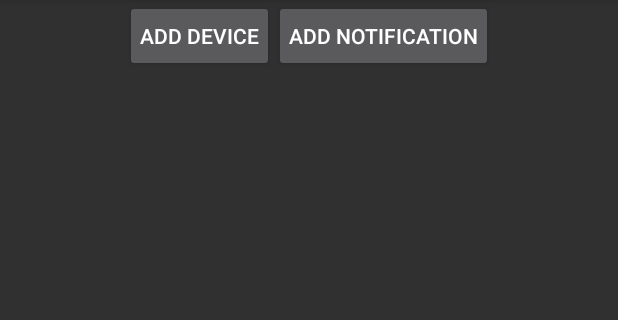
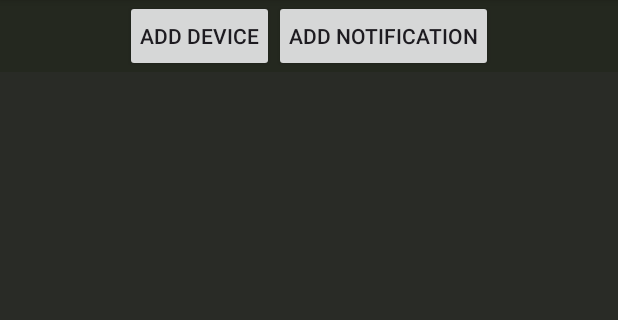
Before and after one commit to m10090/nearify, an Android app built with Jetpack Compose: the screen it shows after launch (ActionNotification), after a tap on "Go To Notification", on a phone screen of 412 x 824 dp, the part 84-404 px from its top. Run offline under Robolectric (Android 15) with nearby library versions, the phone set to English and light mode, and no system bars; our stand-ins replace FlexboxLayout, Room's generated code.

Commit message:
impl: notification system

```diff
--- a/app/src/main/AndroidManifest.xml
+++ b/app/src/main/AndroidManifest.xml
@@ -8,6 +8,8 @@
     <uses-permission android:name="android.permission.ACCESS_COARSE_LOCATION" />
     <uses-permission android:name="android.permission.BLUETOOTH_SCAN" />
     <uses-permission android:name="android.permission.BLUETOOTH_CONNECT" />
+    <uses-permission android:name="android.permission.BLUETOOTH_ADVERTISE" />
+    <uses-permission android:name="android.permission.BLUETOOTH_ADVERTISE" />
     <uses-permission android:name="android.permission.POST_NOTIFICATIONS" />
 
     <uses-feature
@@ -33,7 +35,7 @@
             android:exported="false" />
         <activity
             android:name=".ui.view.AddDevice"
-            android:exported="true"
+            android:exported="false"
             android:theme="@style/Theme.Nearify">
             <intent-filter>
                 <action android:name="android.intent.action.MAIN" />
--- a/app/src/main/java/com/example/nearify/MainActivity.kt
+++ b/app/src/main/java/com/example/nearify/MainActivity.kt
@@ -1,15 +1,16 @@
 package com.example.nearify
 
+import android.app.NotificationManager
+import android.bluetooth.BluetoothAdapter
+import android.bluetooth.BluetoothSocket
+import android.content.Context
 import android.content.Intent
 import android.os.Bundle
-import android.widget.Button
+import android.util.Log
 import androidx.activity.ComponentActivity
 import androidx.activity.compose.setContent
 import androidx.activity.enableEdgeToEdge
-import androidx.compose.foundation.Image
-import androidx.compose.foundation.background
 import androidx.compose.foundation.layout.*
-import androidx.compose.foundation.shape.CircleShape
 import androidx.compose.material.icons.Icons
 import androidx.compose.material.icons.filled.DevicesOther
 import androidx.compose.material.icons.filled.Notifications
@@ -18,13 +19,12 @@ import androidx.compose.material3.*
 import androidx.compose.runtime.Composable
 import androidx.compose.ui.Alignment
 import androidx.compose.ui.Modifier
-import androidx.compose.ui.draw.clip
 import androidx.compose.ui.graphics.Color
 import androidx.compose.ui.platform.LocalContext
-import androidx.compose.ui.res.painterResource
 import androidx.compose.ui.text.style.TextAlign
 import androidx.compose.ui.tooling.preview.Preview
 import androidx.compose.ui.unit.dp
+import androidx.core.app.NotificationCompat
 import androidx.room.Room
 import com.example.nearify.data.local.AppDatabase
 import com.example.nearify.data.model.Device
@@ -34,12 +34,12 @@ import com.example.nearify.ui.view.AddDeviceList
 import com.example.nearify.ui.view.SavedDevicesActivity
 import kotlinx.coroutines.Dispatchers
 import kotlinx.coroutines.GlobalScope
+import kotlinx.coroutines.delay
 import kotlinx.coroutines.launch
+import java.io.IOException
 
 
-
-
-val db : AppDatabase by lazy {
+val db: AppDatabase by lazy(LazyThreadSafetyMode.SYNCHRONIZED) {
     _db_intial
 }
 lateinit var _db_intial: AppDatabase
@@ -55,13 +55,17 @@ class MainActivity : ComponentActivity() {
         enableEdgeToEdge()
         GlobalScope.launch(Dispatchers.IO) {
 
-            _db_intial = Room.databaseBuilder(applicationContext, AppDatabase::class.java, "nearify-db")
-                .build()
+            _db_intial =
+                Room.databaseBuilder(applicationContext, AppDatabase::class.java, "nearify-db")
+                    .build()
 
             if (db.deviceDao().getAllDevices.isEmpty()) {
                 db.deviceDao().insert(Device("AA:BB:CC:DD:EE:FF", "Cgmoreda"))
             }
 
+        }
+        GlobalScope.launch {
+            connect()
         }
         setContent {
             NearifyTheme {
@@ -73,17 +77,92 @@ class MainActivity : ComponentActivity() {
         }
     }
 
+    @Suppress("DEPRECATION", "MissingPermission")
+    private suspend fun connect() {
+        delay(2000)
+        val enableBtIntent = Intent(BluetoothAdapter.ACTION_REQUEST_ENABLE)
+        startActivityForResult(enableBtIntent, 1)
+        val bluetoothAdapter = BluetoothAdapter.getDefaultAdapter()
+
+        val pairedDevices = bluetoothAdapter.bondedDevices
+        val devices = db.deviceDao().getAllDevices
+        val to_delete = mutableSetOf<String>()
+        devices.forEach { device ->
+            if(pairedDevices.none {
+                it.address == device.bluetoothMac
+            }){
+                to_delete.add(device.bluetoothMac)
+            }
+        }
+        db.deviceDao().deleteDevices(to_delete)
+        val newInRange = mutableSetOf<String>()
+        for (device in pairedDevices) {
+            val deviceAddress = device.address
+            if (devices.none {
+                    it.bluetoothMac == deviceAddress
+                }) continue
+            // Use deviceName and deviceAddress to identify the paired device
+            lateinit var bluetoothSocket: BluetoothSocket
+            val uuid = device.uuids[0].uuid // UUID of the device’s service
+
+            try {
+                bluetoothSocket = device.createRfcommSocketToServiceRecord(uuid)
+                bluetoothSocket.connect()
+                // Now you are connected, you can start communicating with the device
+                newInRange.add(deviceAddress)
+            } catch (e: IOException) {
+                e.printStackTrace()
+            }
+        }
+        val newOutOfRange = setOf(*devices.map {
+            it.bluetoothMac
+        }.toTypedArray()) - newInRange;
+        val oldInRange = db.deviceDao().getInRangeDevices.map { it.device.bluetoothMac }
+        val oldOutOfRange = db.deviceDao().getOutOfRangeDevices.map { it.device.bluetoothMac }
+        val notification = mutableListOf<String>()
+        oldInRange.forEach { device ->
+            if (newOutOfRange.contains(device)) {
+                db.deviceDao().updateDevice(device, false)
+                notification.addAll(db.actionDao().getLeaveActions(device).map {
+                    it.message
+                })
+            }
+        }
+        oldOutOfRange.forEach { device ->
+            if(newInRange.contains(device)) {
+                db.deviceDao().updateDevice(device, false)
+                notification.addAll(db.actionDao().getEnterActions(device).map {
+                    it.message
+                })
+            }
+        }
+        val channelId = "notification_channel"
+        val notificationBuilder = NotificationCompat.Builder(this, channelId)
+            .setSmallIcon(R.drawable.ic_launcher_foreground) // Use an appropriate notification icon
+            .setContentTitle("Somebody is here or isn't")
+            .setPriority(NotificationCompat.PRIORITY_DEFAULT)
+            .setAutoCancel(true)
+
+// Assuming 'notification' is a list of messages
+        val notificationManager = getSystemService(Context.NOTIFICATION_SERVICE) as NotificationManager
+        notification.forEachIndexed { index, message ->
+            notificationBuilder.setContentText(message)
+            val notificationId = index + 1
+            notificationManager.notify(notificationId, notificationBuilder.build())
+        }
+
+    }
 }
 
 @Composable
-fun MainScreen(modifier: Modifier = Modifier) {
+private fun MainScreen(modifier: Modifier = Modifier) {
     Column(modifier = modifier) {
         ButtonsColumn()
     }
 }
 
+@Preview
 @Composable
-@Preview
 fun previewMainScreen() {
     NearifyTheme {
         Scaffold(
@@ -96,10 +175,11 @@ fun previewMainScreen() {
 }
 
 @Composable
-fun ButtonsColumn() {
+private fun ButtonsColumn() {
     Column(
         modifier = Modifier
-            .padding(16.dp).padding(vertical = 200.dp),
+            .padding(16.dp)
+            .padding(vertical = 200.dp),
         verticalArrangement = Arrangement.SpaceEvenly,
         horizontalAlignment = Alignment.CenterHorizontally
     ) {
@@ -112,15 +192,13 @@ fun ButtonsColumn() {
 }
 
 
-
 @Composable
-fun GoToNotification() {
+private fun GoToNotification() {
     val context = LocalContext.current
     Button(
         modifier = Modifier
             .fillMaxWidth()
-            .height(100.dp)
-            , // Added horizontal padding
+            .height(100.dp), // Added horizontal padding
         onClick = {
             val intent = Intent(context, ActionNotification::class.java)
             context.startActivity(intent)
@@ -149,13 +227,12 @@ fun GoToNotification() {
 }
 
 @Composable
-fun GoToAddDevicesList() {
+private fun GoToAddDevicesList() {
     val context = LocalContext.current
     Button(
         modifier = Modifier
             .fillMaxWidth()
-            .height(100.dp)
-            , // Added horizontal padding
+            .height(100.dp), // Added horizontal padding
         onClick = {
             val intent = Intent(context, AddDeviceList::class.java)
             context.startActivity(intent)
@@ -184,13 +261,12 @@ fun GoToAddDevicesList() {
 }
 
 @Composable
-fun GoToSavedDevicesList() {
+private fun GoToSavedDevicesList() {
     val context = LocalContext.current
     Button(
         modifier = Modifier
             .fillMaxWidth()
-            .height(100.dp)
-            , // Added horizontal padding
+            .height(100.dp), // Added horizontal padding
         onClick = {
             val intent = Intent(context, SavedDevicesActivity::class.java)
             context.startActivity(intent)
--- a/app/src/main/java/com/example/nearify/data/dao/ActionDao.kt
+++ b/app/src/main/java/com/example/nearify/data/dao/ActionDao.kt
@@ -20,10 +20,15 @@ interface ActionDao {
     @Query(
         """
         SELECT * FROM `action`
-        WHERE device_id = :deviceId
+        WHERE device_id = :bluetoothMac
         """
     )
-    fun getActions(deviceId: Int): List<Action>
+    fun getActions(bluetoothMac: String): List<Action>
+
+    @Query("SELECT * FROM `action` WHERE device_id = :bluetoothMac AND action_leave ")
+    fun getLeaveActions(bluetoothMac: String): List<Action>
+    @Query("SELECT * FROM `action` WHERE device_id = :bluetoothMac AND action_sight ")
+    fun getEnterActions(bluetoothMac: String): List<Action>
 
     @Delete
     fun deleteAction(action: Action)
@@ -49,6 +54,6 @@ interface ActionDao {
     fun updateAction(action: Action)
 
     @Update
-    fun updateActions(vararg `actions`: Action)
+    fun updateActions(vararg actions: Action)
 
 }
--- a/app/src/main/java/com/example/nearify/data/dao/DeviceDao.kt
+++ b/app/src/main/java/com/example/nearify/data/dao/DeviceDao.kt
@@ -21,6 +21,8 @@ interface DeviceDao {
     @Query("Delete from device where bluetooth_mac = :bluetoothMac")
     fun deleteDevice(bluetoothMac: String)
 
+    @Query("Delete from device where bluetooth_mac in (:bluetoothMacs)")
+    fun deleteDevices(bluetoothMacs: Set<String>)
     @Delete
     fun deleteDevice(device: Device)
 
@@ -33,11 +35,11 @@ interface DeviceDao {
     @Update
     fun updateDevice(device: Device)
 
-    @get:Query("SELECT * FROM device where in_range")
+    @get:Query("SELECT * FROM device where in_range ORDER BY bluetooth_mac ASC")
     val getInRangeDevices: List<DeviceWithAction>
 
-    @get:Query("SELECT * FROM device where not in_range")
-    val getOutRangeDevices: List<DeviceWithAction>
+    @get:Query("SELECT * FROM device where not in_range ORDER BY bluetooth_mac ASC")
+    val getOutOfRangeDevices: List<DeviceWithAction>
 
 
 }
--- a/app/src/main/java/com/example/nearify/ui/view/AddDevice.kt
+++ b/app/src/main/java/com/example/nearify/ui/view/AddDevice.kt
@@ -84,7 +84,7 @@ private fun MainScreen(modifier: Modifier = Modifier , finish:()->Unit ) {
                     enteredMacAddress.value != device.bluetoothMac
                 ) {
                     if (validateMacAddress(enteredMacAddress.value, context)) {
-                        device = device.copy(bluetoothMac = enteredMacAddress.value)
+                        device = device.copy(bluetoothMac = (enteredMacAddress.value.uppercase()))
                     } else {
                         enteredMacAddress.value = device.bluetoothMac
                     }
@@ -92,8 +92,6 @@ private fun MainScreen(modifier: Modifier = Modifier , finish:()->Unit ) {
             }
         )
         Button(
-
-
             onClick = {
                 GlobalScope.launch(Dispatchers.IO) {
                     db.deviceDao().insert(device)
--- a/app/src/main/java/com/example/nearify/ui/view/AddDeviceList.kt
+++ b/app/src/main/java/com/example/nearify/ui/view/AddDeviceList.kt
@@ -109,7 +109,7 @@ class AddDeviceList : AppCompatActivity() {
                         // for ActivityCompat#requestPermissions for more details.
                         "UnKnown"
                     } else
-                        device.name ?: return
+                        device.name ?: "UnKnown"
                     val deviceAddress = device.address
                     // add item to device name to listview
                     val deviceObj = Device(deviceAddress, deviceName)
--- a/app/src/main/res/layout/action_notification_actions.xml
+++ b/app/src/main/res/layout/action_notification_actions.xml
@@ -8,6 +8,7 @@
     android:layout_height="match_parent"
     tools:context=".ui.view.ActionNotification"
     app:flexDirection="column"
+    android:theme="@style/Theme.Nearify"
     >
 
     <com.google.android.flexbox.FlexboxLayout
--- a/app/src/main/res/values-v23/themes.xml
+++ b/app/src/main/res/values-v23/themes.xml
@@ -5,5 +5,6 @@
         <item name="android:navigationBarColor">@android:color/transparent</item>
         <item name="android:statusBarColor">@android:color/transparent</item>
         <item name="android:windowLightStatusBar">?attr/isLightTheme</item>
+        <item name="android:background">@color/primaryBackground</item>
     </style>
 </resources>
--- a/app/src/main/res/values/colors.xml
+++ b/app/src/main/res/values/colors.xml
@@ -9,5 +9,6 @@
     <color name="white">#FFFFFFFF</color>
     <!-- In your colors.xml -->
     <color name="primary">#2196F3</color> <!-- Material Blue -->
+    <color name="primaryBackground">#501A2110</color>
 
 </resources>
```
Also changed, not shown: app/src/main/res/layout/one_device.xml (+12 -13 lines), app/src/main/res/values/themes.xml (+8 -0 lines).
